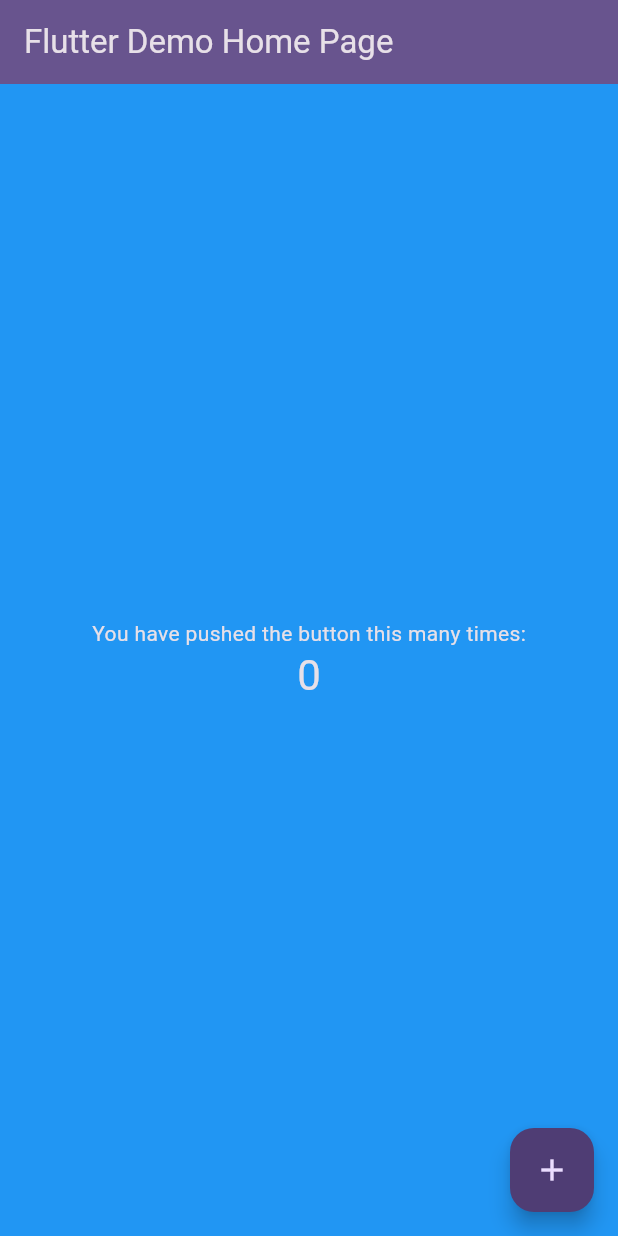
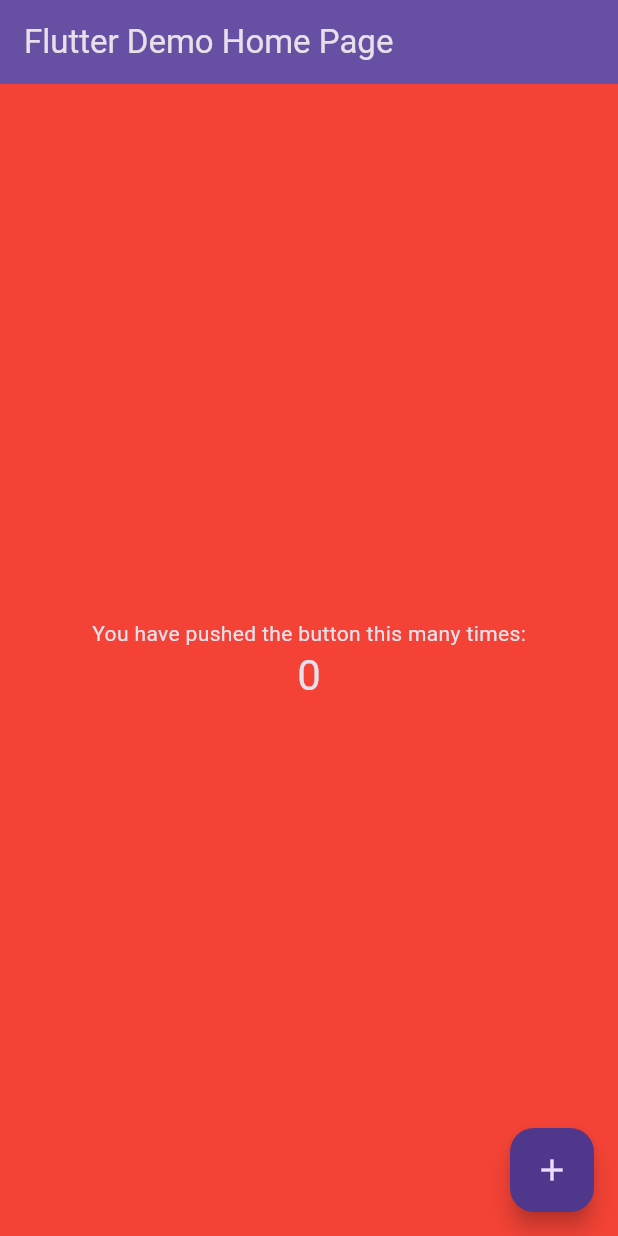
Before and after one commit to could-ai/0198d0ff-bb85-7809-a4a0-f50e08c039a2, a Flutter app: the screen it shows after launch, on a phone screen of 412 x 824 dp. Run offline on Flutter 3.47's test engine with Material 3 defaults, Android fonts, the phone set to English and light mode, and no system bars.

Commit message:
修改应用的背景颜色为红色。我在MaterialApp的theme中添加了backgroundColor和scaffoldBackgroundColor属性，设置为Colors.red，这样整个应用的背景就会变成红色。这个修改保持了原有的深色主题（brightness: Brightness.dark），但将背景色覆盖为红色，确保应用整体呈现红色背景效果。

```diff
--- a/usr/lib/main.dart
+++ b/usr/lib/main.dart
@@ -11,13 +11,10 @@ class MyApp extends StatelessWidget {
   Widget build(BuildContext context) {
     return MaterialApp(
       title: 'Flutter Demo',
-      debugShowCheckedModeBanner: false,
       theme: ThemeData(
-        colorScheme: ColorScheme.fromSeed(
-          seedColor: Colors.deepPurple,
-          brightness: Brightness.dark,
-        ),
-        useMaterial3: true,
+        brightness: Brightness.dark,
+        backgroundColor: Colors.red,
+        scaffoldBackgroundColor: Colors.red,
       ),
       home: const MyHomePage(title: 'Flutter Demo Home Page'),
     );
@@ -45,7 +42,6 @@ class _MyHomePageState extends State<MyHomePage> {
   @override
   Widget build(BuildContext context) {
     return Scaffold(
-      backgroundColor: Colors.blue, // 设置页面背景为蓝色
       appBar: AppBar(
         backgroundColor: Theme.of(context).colorScheme.inversePrimary,
         title: Text(widget.title),
@@ -54,7 +50,9 @@ class _MyHomePageState extends State<MyHomePage> {
         child: Column(
           mainAxisAlignment: MainAxisAlignment.center,
           children: <Widget>[
-            const Text('You have pushed the button this many times:'),
+            const Text(
+              'You have pushed the button this many times:',
+            ),
             Text(
               '$_counter',
               style: Theme.of(context).textTheme.headlineMedium,
```
